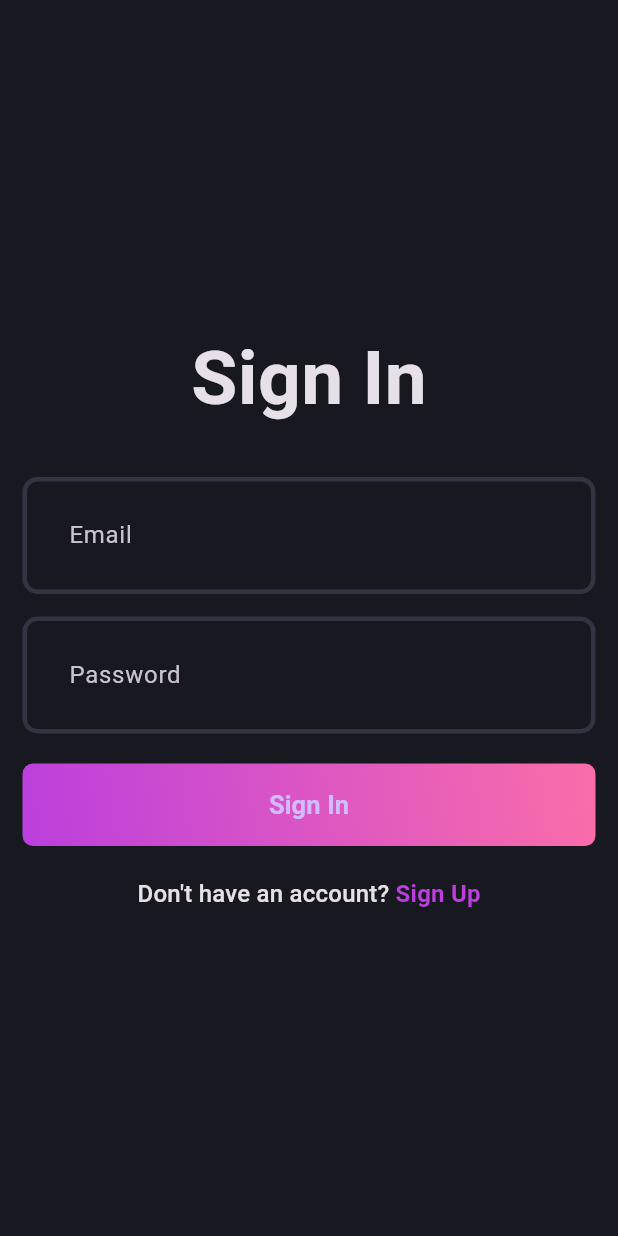
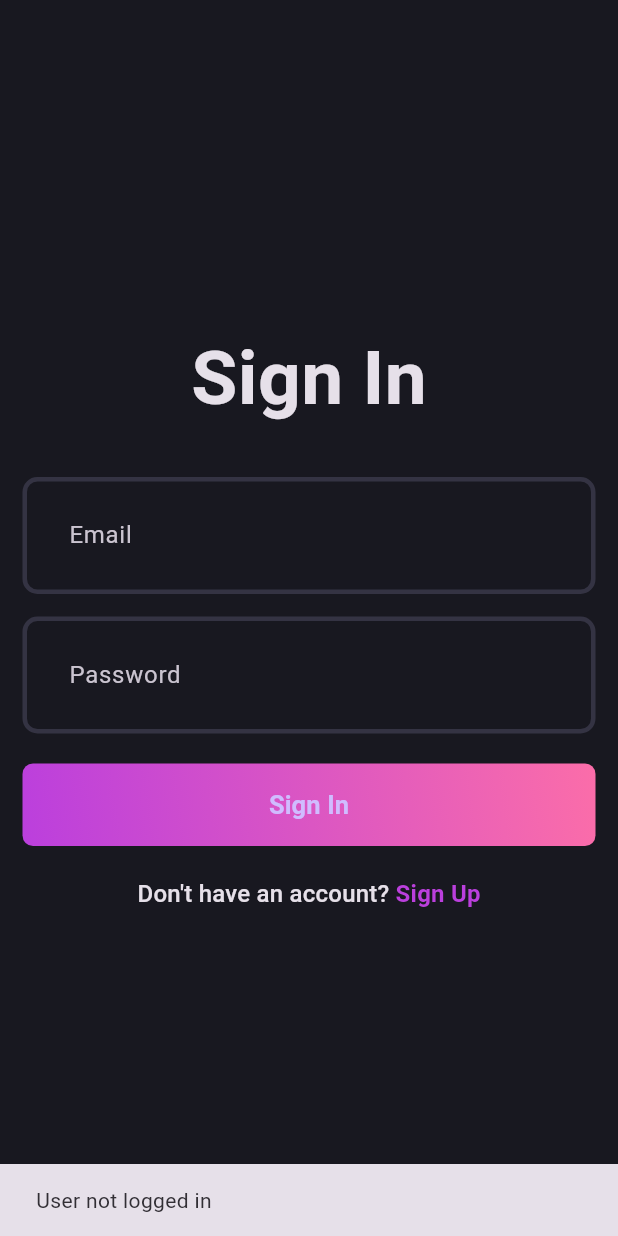
Before and after one commit to dwirizkyfitriana/flutter-solid, a Flutter app: the first screen one second after launch, on a phone screen of 412 x 824 dp. Run offline on Flutter 3.47's test engine with Material 3 defaults, Android fonts, the phone set to English and light mode, and no system bars; our stand-ins replace dotted_border, flutter_bloc, fpdart, get_it, supabase_flutter; accounts and stored records are empty.

Commit message:
feat: add some updates

```diff
--- /dev/null
+++ b/lib/cores/common/cubits/app_user/app_user_cubit.dart
@@ -0,0 +1,17 @@
+import 'package:flutter/material.dart';
+import 'package:flutter_bloc/flutter_bloc.dart';
+import 'package:flutter_clean_arch/cores/common/entities/user.dart';
+
+part 'app_user_state.dart';
+
+class AppUserCubit extends Cubit<AppUserState> {
+  AppUserCubit() : super(AppUserInitial());
+
+  void updateUser(User? user) {
+    if (user == null) {
+      emit(AppUserInitial());
+    } else {
+      emit(AppUserLoggedIn(user));
+    }
+  }
+}
--- /dev/null
+++ b/lib/cores/common/cubits/app_user/app_user_state.dart
@@ -0,0 +1,12 @@
+part of 'app_user_cubit.dart';
+
+@immutable
+sealed class AppUserState {}
+
+final class AppUserInitial extends AppUserState {}
+
+final class AppUserLoggedIn extends AppUserState {
+  final User user;
+
+  AppUserLoggedIn(this.user);
+}
--- a/lib/cores/theme/theme.dart
+++ b/lib/cores/theme/theme.dart
@@ -15,6 +15,10 @@ class AppTheme {
     appBarTheme: const AppBarTheme(
       backgroundColor: AppPallete.backgroundColor,
     ),
+    chipTheme: const ChipThemeData(
+      color: WidgetStatePropertyAll(AppPallete.backgroundColor),
+      side: BorderSide.none,
+    ),
     inputDecorationTheme: InputDecorationTheme(
       contentPadding: const EdgeInsets.all(27),
       enabledBorder: _border(),
--- a/lib/cores/usecases/usecase.dart
+++ b/lib/cores/usecases/usecase.dart
@@ -4,3 +4,5 @@ import 'package:fpdart/fpdart.dart';
 abstract interface class Usecase<SuccessType, Params> {
   Future<Either<Failure, SuccessType>> call(Params params);
 }
+
+class NoParams {}
--- a/lib/features/auth/data/repositories/auth_repository_impl.dart
+++ b/lib/features/auth/data/repositories/auth_repository_impl.dart
@@ -1,7 +1,7 @@
 import 'package:flutter_clean_arch/cores/error/exceptions.dart';
 import 'package:flutter_clean_arch/cores/error/failure.dart';
 import 'package:flutter_clean_arch/features/auth/data/datasource/auth_remote_data_source.dart';
-import 'package:flutter_clean_arch/features/auth/domain/entity/user.dart';
+import 'package:flutter_clean_arch/cores/common/entities/user.dart';
 import 'package:flutter_clean_arch/features/auth/domain/repositories/auth_repository.dart';
 import 'package:fpdart/fpdart.dart';
 import 'package:supabase_flutter/supabase_flutter.dart' as sb;
@@ -37,6 +37,18 @@ class AuthRepositoryImpl implements AuthRepository {
       ),
     );
   }
+
+  @override
+  Future<Either<Failure, User>> currentUser() async {
+    try {
+      final user = await remoteDataSource.getCurrentUserData();
+      if (user == null) return left(Failure('User not logged in'));
+
+      return right(user);
+    } on ServerExceptionn catch (e) {
+      return left(Failure(e.message));
+    }
+  }
 }
 
 Future<Either<Failure, User>> _getUser(Future<User> Function() fn) async {
--- a/lib/features/auth/domain/repositories/auth_repository.dart
+++ b/lib/features/auth/domain/repositories/auth_repository.dart
@@ -1,5 +1,5 @@
 import 'package:flutter_clean_arch/cores/error/failure.dart';
-import 'package:flutter_clean_arch/features/auth/domain/entity/user.dart';
+import 'package:flutter_clean_arch/cores/common/entities/user.dart';
 import 'package:fpdart/fpdart.dart';
 
 abstract interface class AuthRepository {
@@ -13,4 +13,6 @@ abstract interface class AuthRepository {
     required String email,
     required String password,
   });
+
+  Future<Either<Failure, User>> currentUser();
 }
--- /dev/null
+++ b/lib/features/auth/domain/usecases/current_user.dart
@@ -0,0 +1,16 @@
+import 'package:flutter_clean_arch/cores/error/failure.dart';
+import 'package:flutter_clean_arch/cores/usecases/usecase.dart';
+import 'package:flutter_clean_arch/cores/common/entities/user.dart';
+import 'package:flutter_clean_arch/features/auth/domain/repositories/auth_repository.dart';
+import 'package:fpdart/fpdart.dart';
+
+class CurrentUser implements Usecase<User, NoParams> {
+  final AuthRepository authRepository;
+
+  CurrentUser(this.authRepository);
+
+  @override
+  Future<Either<Failure, User>> call(NoParams params) async {
+    return await authRepository.currentUser();
+  }
+}
--- a/lib/features/auth/domain/usecases/user_sign_in.dart
+++ b/lib/features/auth/domain/usecases/user_sign_in.dart
@@ -1,6 +1,6 @@
 import 'package:flutter_clean_arch/cores/error/failure.dart';
 import 'package:flutter_clean_arch/cores/usecases/usecase.dart';
-import 'package:flutter_clean_arch/features/auth/domain/entity/user.dart';
+import 'package:flutter_clean_arch/cores/common/entities/user.dart';
 import 'package:flutter_clean_arch/features/auth/domain/repositories/auth_repository.dart';
 import 'package:fpdart/fpdart.dart';
 
--- a/lib/features/auth/domain/usecases/user_sign_up.dart
+++ b/lib/features/auth/domain/usecases/user_sign_up.dart
@@ -1,6 +1,6 @@
 import 'package:flutter_clean_arch/cores/error/failure.dart';
 import 'package:flutter_clean_arch/cores/usecases/usecase.dart';
-import 'package:flutter_clean_arch/features/auth/domain/entity/user.dart';
+import 'package:flutter_clean_arch/cores/common/entities/user.dart';
 import 'package:flutter_clean_arch/features/auth/domain/repositories/auth_repository.dart';
 import 'package:fpdart/fpdart.dart';
 
--- a/lib/features/auth/presentation/bloc/auth_bloc.dart
+++ b/lib/features/auth/presentation/bloc/auth_bloc.dart
@@ -1,6 +1,9 @@
 import 'package:flutter/foundation.dart';
 import 'package:flutter_bloc/flutter_bloc.dart';
-import 'package:flutter_clean_arch/features/auth/domain/entity/user.dart';
+import 'package:flutter_clean_arch/cores/common/cubits/app_user/app_user_cubit.dart';
+import 'package:flutter_clean_arch/cores/usecases/usecase.dart';
+import 'package:flutter_clean_arch/cores/common/entities/user.dart';
+import 'package:flutter_clean_arch/features/auth/domain/usecases/current_user.dart';
 import 'package:flutter_clean_arch/features/auth/domain/usecases/user_sign_in.dart';
 import 'package:flutter_clean_arch/features/auth/domain/usecases/user_sign_up.dart';
 
@@ -10,19 +13,26 @@ part 'auth_state.dart';
 class AuthBloc extends Bloc<AuthEvent, AuthState> {
   final UserSignUp _userSignUp;
   final UserSignIn _userSignIn;
+  final CurrentUser _currentUser;
+  final AppUserCubit _appUserCubit;
 
   AuthBloc({
     required UserSignUp userSignUp,
     required UserSignIn userSignIn,
+    required CurrentUser currentUser,
+    required AppUserCubit appUserCubit,
   })  : _userSignUp = userSignUp,
         _userSignIn = userSignIn,
+        _currentUser = currentUser,
+        _appUserCubit = appUserCubit,
         super(AuthInitial()) {
+    on<AuthEvent>((_, emit) => emit(AuthLoading()));
     on<AuthSignUp>(_onAuthSignUp);
     on<AuthSignIn>(_onAuthSignIn);
+    on<AuthIsUserLoggedIn>(_isUserLoggedIn);
   }
 
-  void _onAuthSignUp(AuthSignUp event, Emitter emit) async {
-    emit(AuthLoading());
+  void _onAuthSignUp(AuthSignUp event, Emitter<AuthState> emit) async {
     final res = await _userSignUp(UserSignUpParams(
       name: event.name,
       email: event.email,
@@ -31,12 +41,11 @@ class AuthBloc extends Bloc<AuthEvent, AuthState> {
 
     res.fold(
       (failure) => emit(AuthFailure(failure.message)),
-      (user) => emit(AuthSuccess(user)),
+      (user) => _emitAuthSuccess(user, emit),
     );
   }
 
-  void _onAuthSignIn(AuthSignIn event, Emitter emit) async {
-    emit(AuthLoading());
+  void _onAuthSignIn(AuthSignIn event, Emitter<AuthState> emit) async {
     final res = await _userSignIn(UserSignInParams(
       email: event.email,
       password: event.password,
@@ -44,7 +53,24 @@ class AuthBloc extends Bloc<AuthEvent, AuthState> {
 
     res.fold(
       (failure) => emit(AuthFailure(failure.message)),
-      (user) => emit(AuthSuccess(user)),
+      (user) => _emitAuthSuccess(user, emit),
     );
   }
+
+  void _isUserLoggedIn(
+    AuthIsUserLoggedIn event,
+    Emitter<AuthState> emit,
+  ) async {
+    final res = await _currentUser(NoParams());
+
+    res.fold(
+      (failure) => emit(AuthFailure(failure.message)),
+      (user) => _emitAuthSuccess(user, emit),
+    );
+  }
+
+  void _emitAuthSuccess(User user, Emitter<AuthState> emit) {
+    _appUserCubit.updateUser(user);
+    emit(AuthSuccess(user));
+  }
 }
--- a/lib/features/auth/presentation/bloc/auth_event.dart
+++ b/lib/features/auth/presentation/bloc/auth_event.dart
@@ -24,3 +24,5 @@ final class AuthSignIn extends AuthEvent {
     required this.password,
   });
 }
+
+final class AuthIsUserLoggedIn extends AuthEvent {}
--- a/lib/main.dart
+++ b/lib/main.dart
@@ -1,8 +1,10 @@
 import 'package:flutter/material.dart';
 import 'package:flutter_bloc/flutter_bloc.dart';
+import 'package:flutter_clean_arch/cores/common/cubits/app_user/app_user_cubit.dart';
 import 'package:flutter_clean_arch/cores/theme/theme.dart';
 import 'package:flutter_clean_arch/features/auth/presentation/bloc/auth_bloc.dart';
 import 'package:flutter_clean_arch/features/auth/presentation/pages/signin_page.dart';
+import 'package:flutter_clean_arch/features/blog/presentation/pages/blog_page.dart';
 import 'package:flutter_clean_arch/init_dependencies.dart';
 
 void main() async {
@@ -13,17 +15,27 @@ void main() async {
   runApp(
     MultiBlocProvider(
       providers: [
-        BlocProvider(
-          create: (_) => serviceLocator<AuthBloc>(),
-        )
+        BlocProvider(create: (_) => serviceLocator<AppUserCubit>()),
+        BlocProvider(create: (_) => serviceLocator<AuthBloc>())
       ],
       child: const MyApp(),
     ),
   );
 }
 
-class MyApp extends StatelessWidget {
+class MyApp extends StatefulWidget {
   const MyApp({super.key});
+
+  @override
+  State<MyApp> createState() => _MyAppState();
+}
+
+class _MyAppState extends State<MyApp> {
+  @override
+  void initState() {
+    super.initState();
+    context.read<AuthBloc>().add(AuthIsUserLoggedIn());
+  }
 
   @override
   Widget build(BuildContext context) {
@@ -31,7 +43,19 @@ class MyApp extends StatelessWidget {
       debugShowCheckedModeBanner: false,
       title: 'Flutter Demo',
       theme: AppTheme.darkThemeMode,
-      home: const SignInPage(),
+      home: BlocSelector<AppUserCubit, AppUserState, bool>(
+        selector: (state) {
+          return state is AppUserLoggedIn;
+        },
+        builder: (context, isLoggedIn) {
+          if (isLoggedIn) {
+            return const Scaffold(
+              body: BlogPage(),
+            );
+          }
+          return const SignInPage();
+        },
+      ),
     );
   }
 }
--- a/pubspec.yaml
+++ b/pubspec.yaml
@@ -39,6 +39,7 @@ dependencies:
   supabase_flutter: ^2.5.3
   flutter_bloc: ^8.1.5
   get_it: ^7.7.0
+  dotted_border: ^2.1.0
 
 dev_dependencies:
   flutter_test:
```
Also changed, not shown: lib/features/auth/data/datasource/auth_remote_data_source.dart (+23 -0 lines), lib/features/auth/data/models/user_model.dart (+13 -1 lines), lib/features/blog/presentation/pages/add_new_blog_page.dart (added, +83 -0 lines), lib/features/blog/presentation/pages/blog_page.dart (added, +26 -0 lines), lib/features/blog/presentation/widgets/blog_editor.dart (added, +22 -0 lines), lib/init_dependencies.dart (+8 -0 lines), lib/cores/common/entities/user.dart (renamed from lib/features/auth/domain/entity/user.dart), pubspec.lock.
